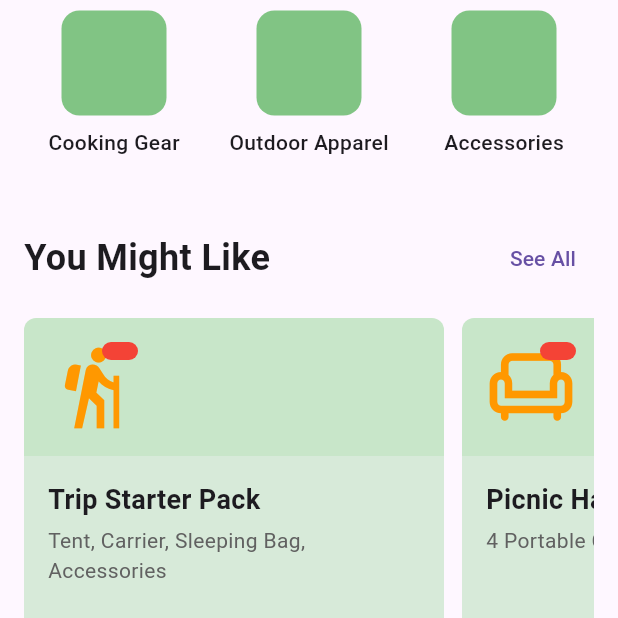
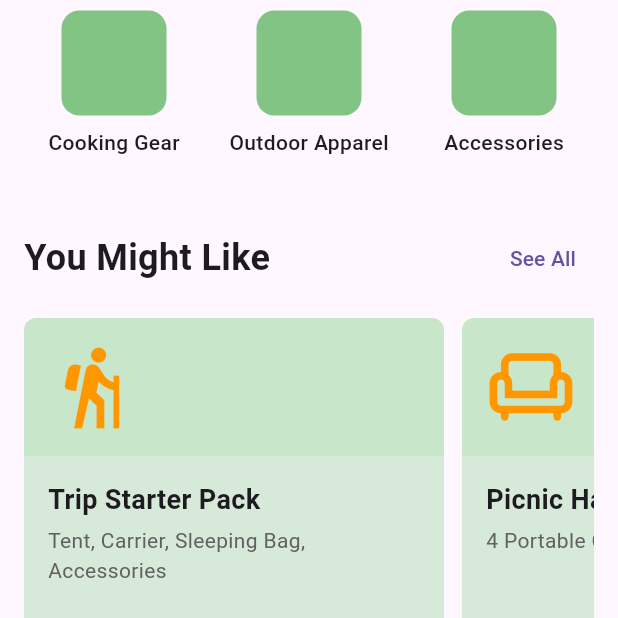
Before and after one commit to DrRhea/atap_bumi_apps, a Flutter app: the HomeScreen screen opened by its route, scrolled down 303 dp, on a phone screen of 412 x 824 dp, the top half of it. Run offline on Flutter 3.47's test engine with Material 3 defaults, Android fonts, the phone set to English and light mode, and no system bars.

Commit message:
feat(home screen): finish creating home screen ui V2

```diff
--- a/lib/screens/home/home_screen.dart
+++ b/lib/screens/home/home_screen.dart
@@ -239,17 +239,6 @@ class HomeScreen extends StatelessWidget {
                     horizontal: 12,
                     vertical: 6,
                   ),
-                  decoration: BoxDecoration(
-                    color: Colors.red,
-                    borderRadius: BorderRadius.circular(8),
-                  ),
-                  // child: Text(
-                  //   'Just $price/night!',
-                  //   style: const TextStyle(
-                  //     color: Colors.white,
-                  //     fontWeight: FontWeight.bold,
-                  //   ),
-                  // ),
                 ),
               ),
             ],
```
